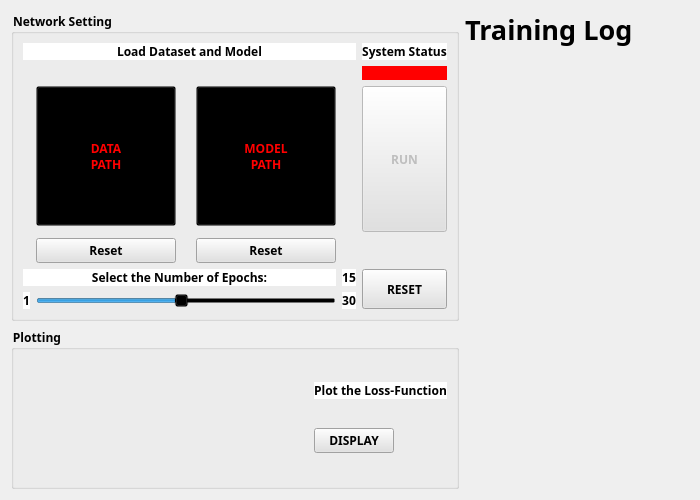
Old version of the form rLearning_Computer_Vision/TrainWidget.ui in the repository SAIL-LAB155/Learning_Computer_Vision.
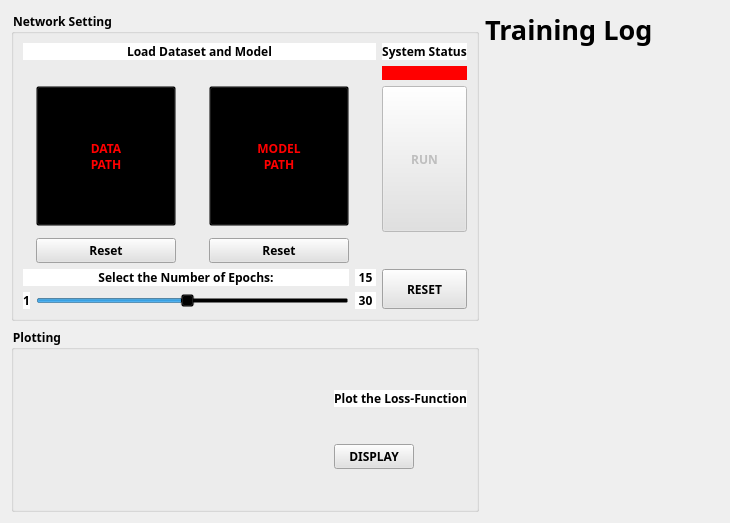
New version of the form. Icons and pictures are not drawn.

Patch:
```diff
--- a/rLearning_Computer_Vision/TrainWidget.ui
+++ b/rLearning_Computer_Vision/TrainWidget.ui
@@ -6,8 +6,8 @@
    <rect>
     <x>0</x>
     <y>0</y>
-    <width>700</width>
-    <height>500</height>
+    <width>730</width>
+    <height>523</height>
    </rect>
   </property>
   <property name="windowTitle">
@@ -335,7 +335,7 @@
       <item row="2" column="4">
        <widget class="QPushButton" name="m_btn_Model">
         <property name="sizePolicy">
-         <sizepolicy hsizetype="Fixed" vsizetype="Fixed">
+         <sizepolicy hsizetype="Preferred" vsizetype="Preferred">
           <horstretch>0</horstretch>
           <verstretch>0</verstretch>
          </sizepolicy>
```
Left out of the diff: 2 changed lines with no effect on the pictures.
